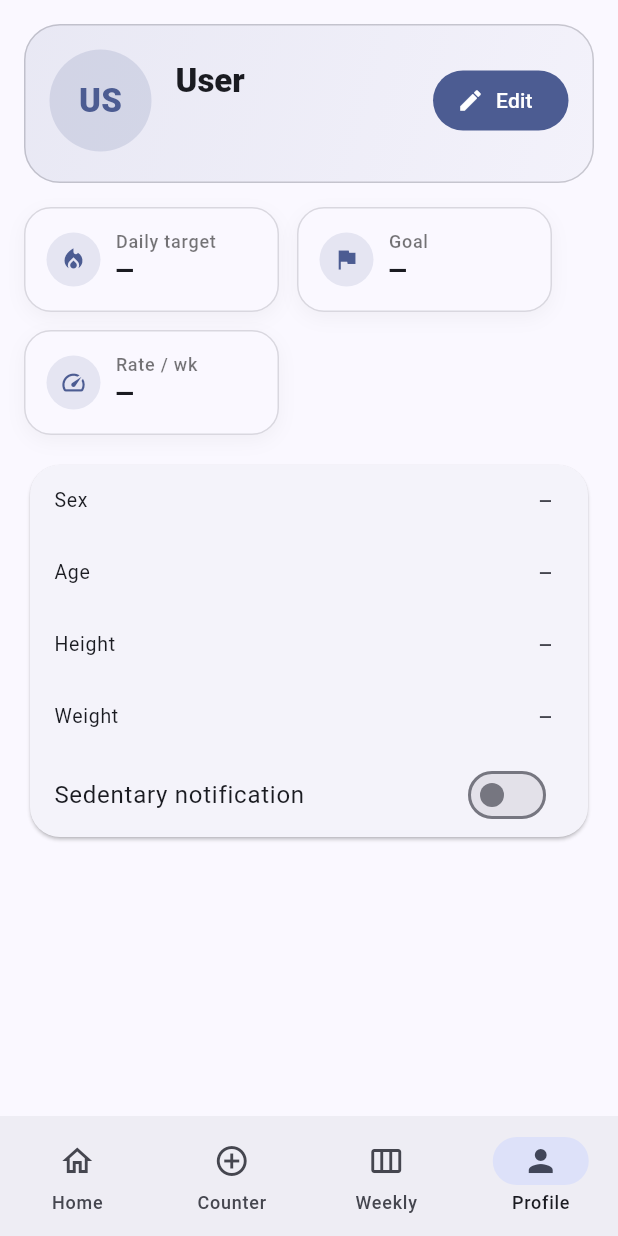
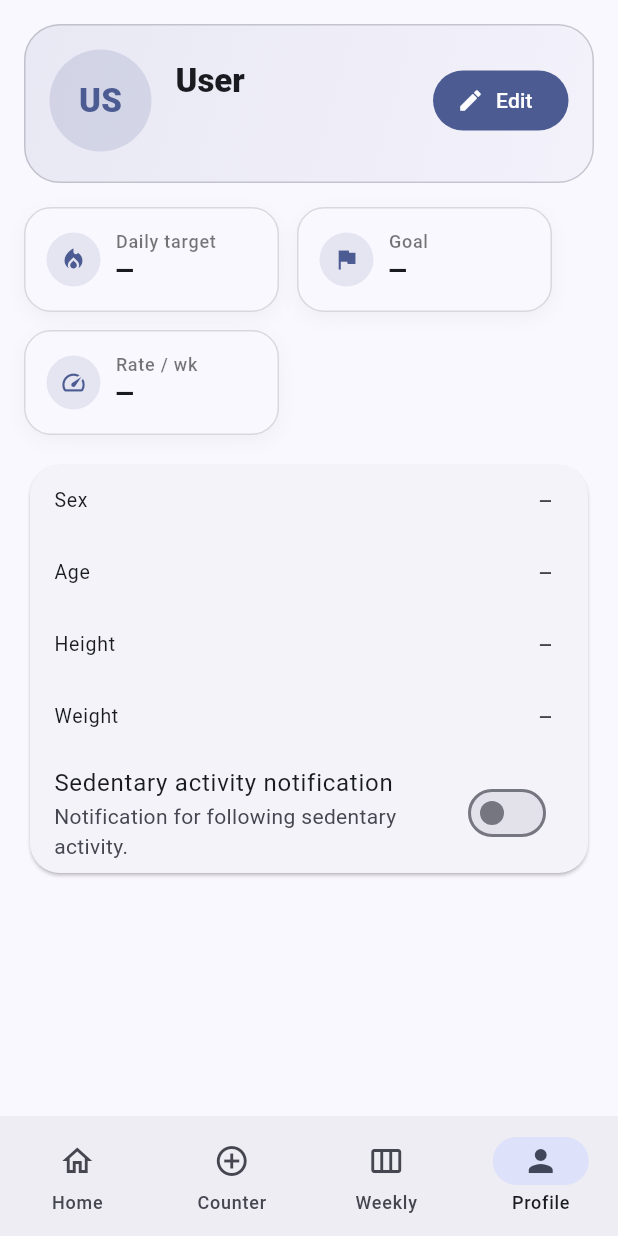
Before and after one commit to Aatish05/goinshape, a Flutter app: the Shell screen opened directly with empty values, item 4 of the bottom bar chosen, on a phone screen of 412 x 824 dp. Run offline on Flutter 3.47's test engine with Material 3 defaults, Android fonts, the light colour scheme and no system bars; our stand-ins replace sembast, sembast_web, shared_preferences, sqflite, sqflite_common_ffi; accounts and stored records are empty.

Commit message:
2nd draft

```diff
--- a/lib/pages/tabs/profile_tab.dart
+++ b/lib/pages/tabs/profile_tab.dart
@@ -144,12 +144,13 @@ class _ProfileTabState extends State<ProfileTab> {
                   _row('Height', (p?['height_cm'] == null) ? '—' : '${p!['height_cm']} cm'),
                   _row('Weight', (p?['weight_kg'] == null) ? '—' : '${(p!['weight_kg'] as num).toString()} kg'),
                   SwitchListTile(
-                    title: const Text('Sedentary notification'),
-                    value: ((p?['sedentary_notify'] as int?) ?? 0) == 1,
-                    onChanged: (v) async {
-                      await AppDatabase.instance.setSedentaryNotify(widget.userId, v);
-                      if (mounted) _load();
-                    },
+                  title: const Text('Sedentary activity notification'),
+                  subtitle: const Text('Notification for following sedentary activity.'),
+                  value: _mockSedentary,
+                  onChanged: (v) {
+                  setState(() => _mockSedentary = v); // local UI change only
+                  // no DB calls, no recompute
+                  },
                   ),
                 ],
               ),
@@ -198,3 +199,5 @@ class _ProfileTabState extends State<ProfileTab> {
     trailing: Text(v, style: const TextStyle(fontWeight: FontWeight.w700)),
   );
 }
+
+bool _mockSedentary = false; // visual only, no persistence
```
